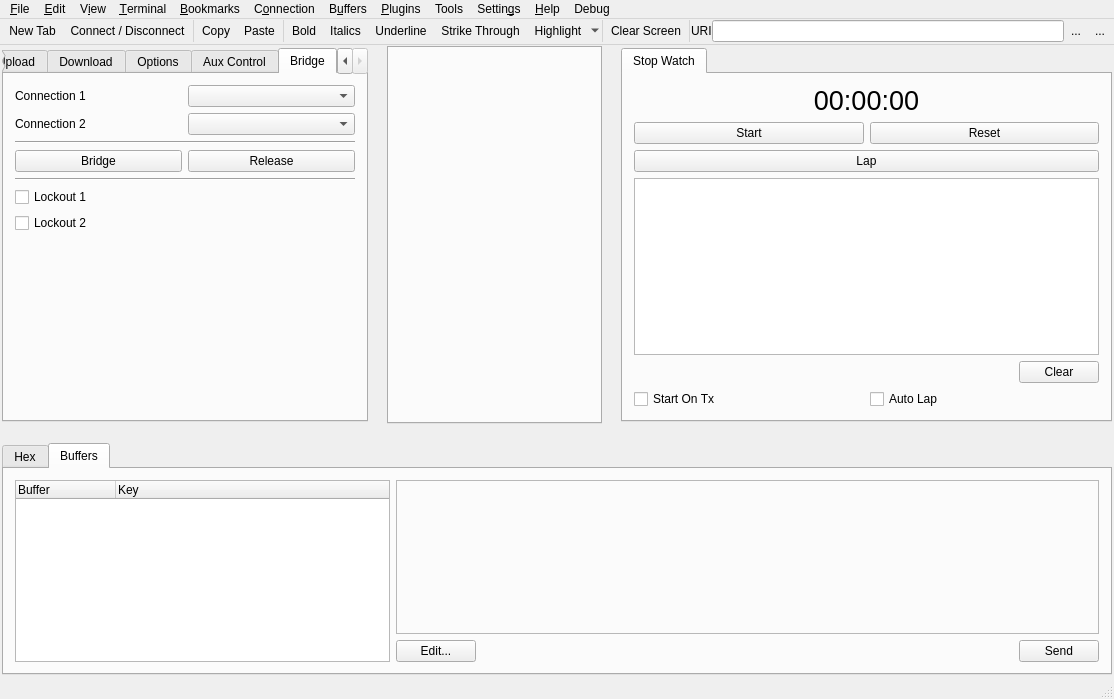
This is src/UI/QT/Form_MainWindow.ui in TheBeef/WhippyTerm as Qt 5 draws it before an edit. The edited form follows.
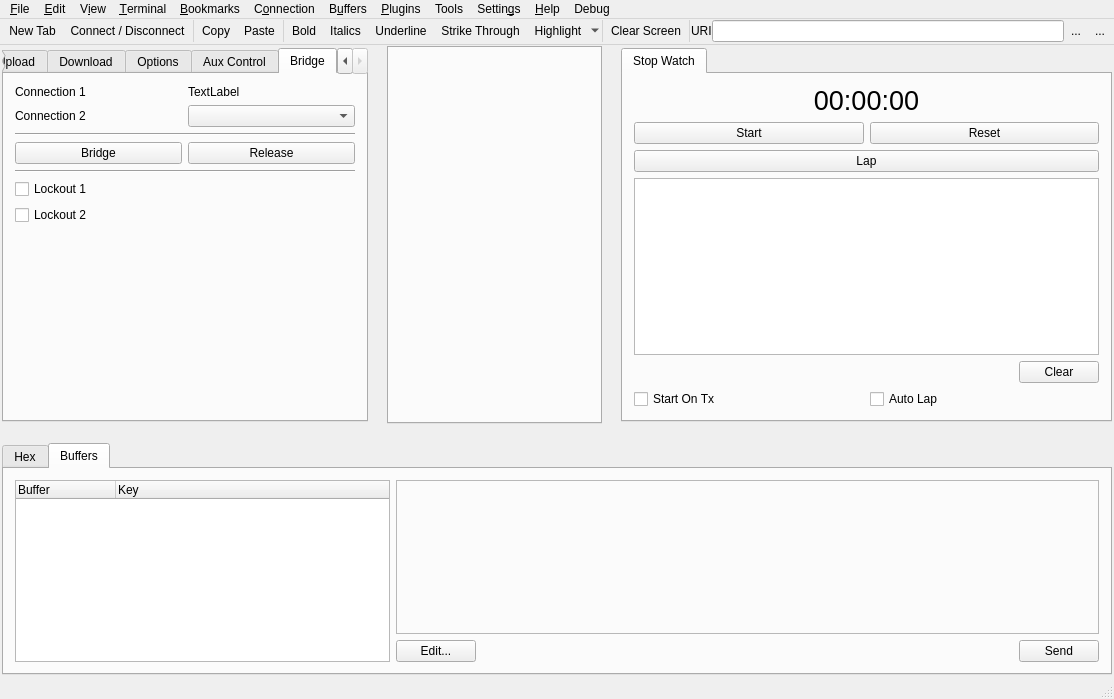
This is the edited form. The open tabs and pages were chosen to show the change. Icons and pictures are not drawn. Custom widgets are drawn as their Qt base class.

Commit message: Changed bridging so you can bridge more than 2 connections (Issue #66)

```diff
--- a/src/UI/QT/Form_MainWindow.ui
+++ b/src/UI/QT/Form_MainWindow.ui
@@ -1285,7 +1285,11 @@
                           </widget>
                          </item>
                          <item>
-                          <widget class="QComboBox" name="comboBox_Bridge_Con1"/>
+                          <widget class="QLabel" name="Bridge_Connection1_label">
+                           <property name="text">
+                            <string>TextLabel</string>
+                           </property>
+                          </widget>
                          </item>
                         </layout>
                        </widget>
```
Left out of the diff: 2 changed lines with no effect on the pictures. The commit also changes 13 other files.
